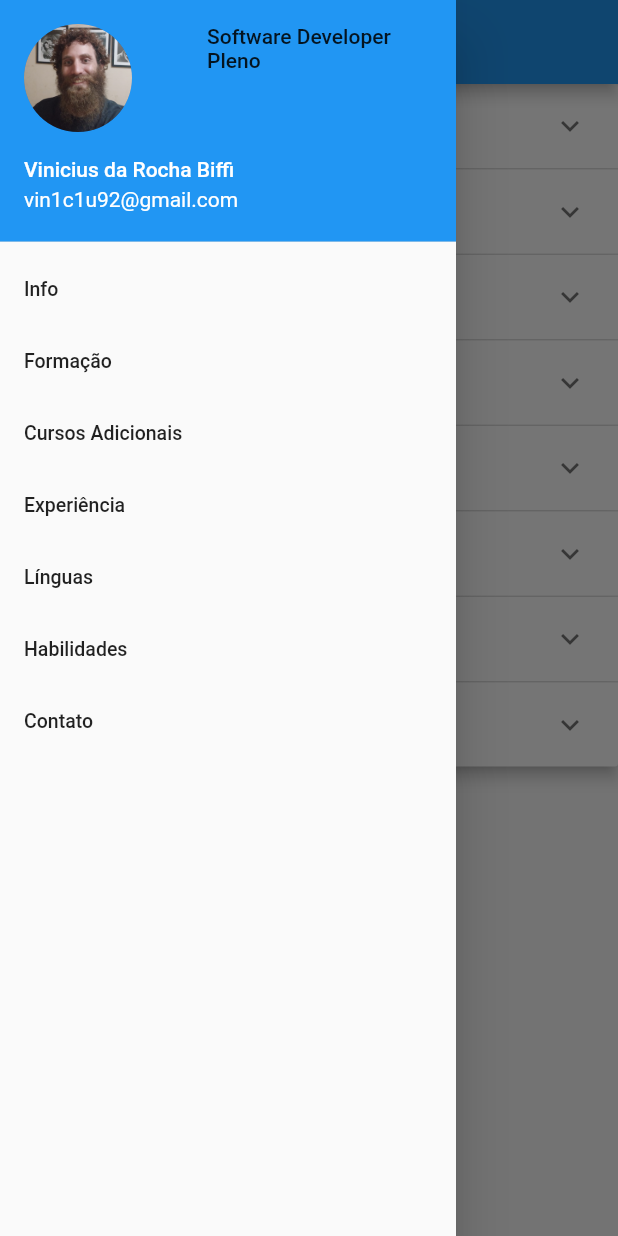
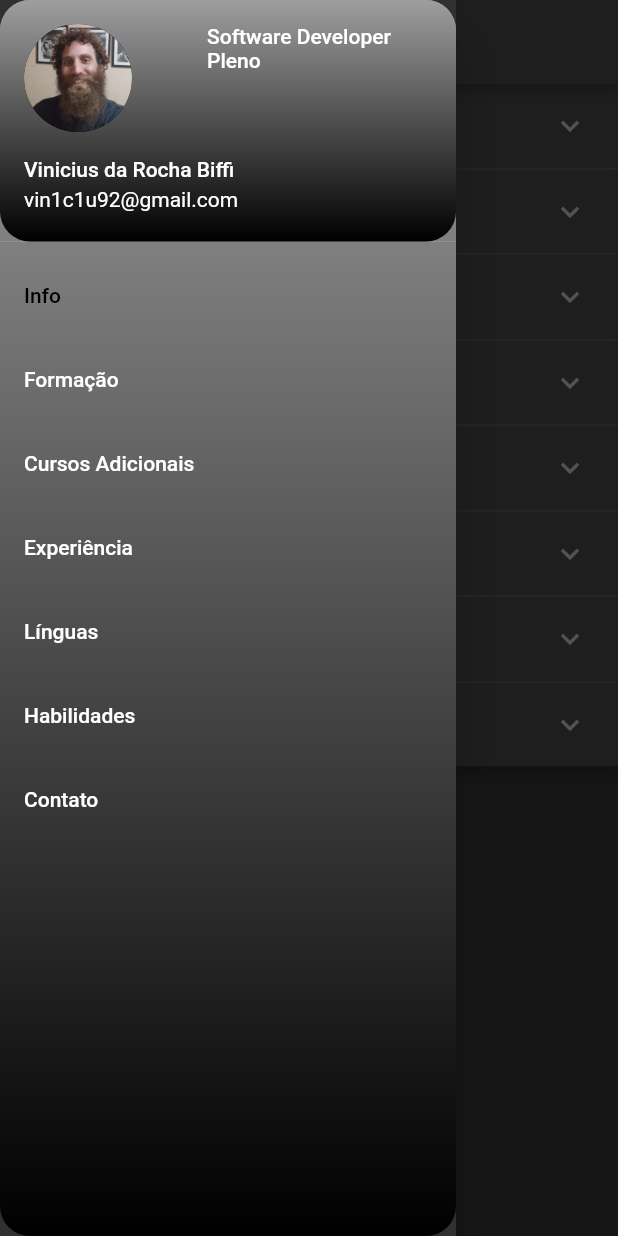
Before and after one commit to Bifi92/flutter_curriculo, a Flutter app: the screen it shows after launch, with the side drawer open, on a phone screen of 412 x 824 dp. Run offline on Flutter 3.47's test engine with Material 2 defaults, Android fonts, the phone set to English and light mode, and no system bars.

Commit message:
Refactor e melhorias no design

```diff
--- a/lib/main.dart
+++ b/lib/main.dart
@@ -4,9 +4,7 @@ import 'package:flutter/material.dart';
 void main() {
   runApp(
     MaterialApp(
-      theme: ThemeData(),
-      darkTheme: ThemeData.dark(),
-      themeMode: ThemeMode.system,
+      theme: ThemeData.dark(),
       home: const CurriculoApp(),
       debugShowCheckedModeBanner: false,
     ),
--- a/lib/widget/nav_drawer/nav_drawer.dart
+++ b/lib/widget/nav_drawer/nav_drawer.dart
@@ -3,26 +3,39 @@ import 'package:curriculo/widget/nav_drawer/nav_header.dart';
 import 'package:curriculo/widget/nav_drawer/nav_list_tile.dart';
 import 'package:flutter/material.dart';
 
-Drawer montaDrawer(BuildContext superContext, Function onItemTapped) {
+Drawer montaDrawer(
+    BuildContext superContext, Function onItemTapped, String selectedIndex) {
   return Drawer(
+    child: Container(
+      decoration: BoxDecoration(
+          borderRadius: BorderRadius.circular(20),
+          gradient: LinearGradient(colors: [
+            ThemeData.dark().primaryColorDark,
+            ThemeData.dark().primaryColorLight
+          ], begin: Alignment.bottomCenter, end: Alignment.topCenter)),
       child: ListView(
         padding: EdgeInsets.zero,
         children: [
           const NavHeader(),
-        NavListTile(() => {onItemTapped(labelInfo)}, labelInfo, superContext),
+          NavListTile(() => {onItemTapped(labelInfo)}, labelInfo, superContext,
+              selectedIndex == labelInfo),
+          NavListTile(() => {onItemTapped(labelFormacao)}, labelFormacao,
+              superContext, selectedIndex == labelFormacao),
           NavListTile(
-            () => {onItemTapped(labelFormacao)}, labelFormacao, superContext),
-        NavListTile(() => {onItemTapped(labelCursosAdicionais)},
-            labelCursosAdicionais, superContext),
+              () => {onItemTapped(labelCursosAdicionais)},
+              labelCursosAdicionais,
+              superContext,
+              selectedIndex == labelCursosAdicionais),
           NavListTile(() => {onItemTapped(labelExperiencia)}, labelExperiencia,
-            superContext),
-        NavListTile(
-            () => {onItemTapped(labelLinguas)}, labelLinguas, superContext),
+              superContext, selectedIndex == labelExperiencia),
+          NavListTile(() => {onItemTapped(labelLinguas)}, labelLinguas,
+              superContext, selectedIndex == labelLinguas),
           NavListTile(() => {onItemTapped(labelHabilidades)}, labelHabilidades,
-            superContext),
-        NavListTile(
-            () => {onItemTapped(labelContato)}, labelContato, superContext)
+              superContext, selectedIndex == labelHabilidades),
+          NavListTile(() => {onItemTapped(labelContato)}, labelContato,
+              superContext, selectedIndex == labelContato)
         ],
+      ),
     ),
   );
 }
--- a/lib/widget/nav_drawer/nav_header.dart
+++ b/lib/widget/nav_drawer/nav_header.dart
@@ -6,12 +6,18 @@ class NavHeader extends StatelessWidget {
 
   @override
   Widget build(BuildContext context) {
-    return const UserAccountsDrawerHeader(
-      otherAccountsPictures: [Text(cargo)],
+    return UserAccountsDrawerHeader(
+      decoration: BoxDecoration(
+          borderRadius: BorderRadius.circular(20),
+          gradient: LinearGradient(colors: [
+            ThemeData.dark().primaryColorDark,
+            ThemeData.dark().primaryColorLight
+          ], begin: Alignment.bottomCenter, end: Alignment.topCenter)),
+      otherAccountsPictures: const [Text(cargo)],
       otherAccountsPicturesSize: const Size.square(150),
-      accountName: Text(nome),
-      accountEmail: Text(email),
-      currentAccountPicture: CircleAvatar(
+      accountName: const Text(nome),
+      accountEmail: const Text(email),
+      currentAccountPicture: const CircleAvatar(
         backgroundImage: AssetImage('images/profile.jpg'),
       ),
     );
--- a/lib/widget/nav_drawer/nav_list_tile.dart
+++ b/lib/widget/nav_drawer/nav_list_tile.dart
@@ -1,15 +1,18 @@
 import 'package:flutter/material.dart';
 
 class NavListTile extends StatelessWidget {
-  const NavListTile(this.onTap, this.titulo, this.superContext, {Key? key})
+  const NavListTile(this.onTap, this.titulo, this.superContext, this.selected,
+      {Key? key})
       : super(key: key);
   final Function onTap;
   final String titulo;
   final BuildContext superContext;
+  final bool selected;
   @override
   Widget build(BuildContext context) {
     return ListTile(
-      dense: true,
+      selectedColor: ThemeData.dark().primaryColorDark,
+      selected: selected,
       title: Text(titulo),
       onTap: () {
         onTap();
--- a/lib/widget/root.dart
+++ b/lib/widget/root.dart
@@ -25,7 +25,7 @@ class _CurriculoState extends State<Curriculo> {
         appBar: AppBar(
           title: const Text(nome),
         ),
-        drawer: montaDrawer(context, _onItemTapped),
+        drawer: montaDrawer(context, _onItemTapped, _selectedIndex),
         body: widgetOptions[_selectedIndex]);
   }
 }
```
Also changed, not shown: lib/util/widget/slider_widget.dart (added, +14 -0 lines), lib/widget/habilidades/item_list.dart (+36 -137 lines), lib/widget/linguas/item_list.dart (+5 -19 lines), 1 other file. Lines whose indentation alone changed are shown as unchanged.
